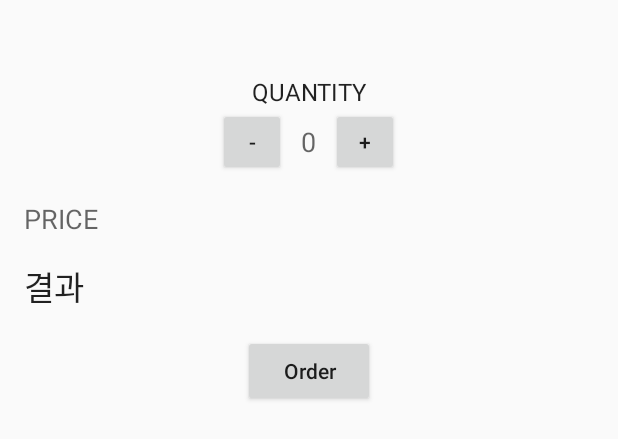
After one commit to Kylekimga/working, an Android app: the layout layout_coffee.xml on its own in the app's theme, with its tools: preview values and no code run, on a phone screen of 412 x 824 dp. The commit adds this screen. Shown: the top 439 px of the screen. Run offline under Robolectric (Android 15) with nearby library versions, the phone set to English and light mode, and no system bars.

Commit message:
초기화, 메세지 띄우기, 로그 띄우기

```diff
--- a/app/src/main/java/com/example/working/MainActivity.java
+++ b/app/src/main/java/com/example/working/MainActivity.java
@@ -3,12 +3,44 @@ package com.example.working;
 import androidx.appcompat.app.AppCompatActivity;
 
 import android.os.Bundle;
+import android.util.Log;
+import android.view.View;
+import android.widget.Button;
+import android.widget.TextView;
+import android.widget.Toast;
 
 public class MainActivity extends AppCompatActivity {
+
+    private static final String TAG = MainActivity.class.getSimpleName();
+    private Button mMinusButton;
+    private Button mPlusButton;
+    private TextView mQuantityTextView;
+    private int mQuantity;
 
     @Override
     protected void onCreate(Bundle savedInstanceState) {
         super.onCreate(savedInstanceState);
-        setContentView(R.layout.activity_main);
+        //초기화매서드
+        initial();
+        //레이아웃 표시
+        setContentView(R.layout.layout_coffee);
+        // 레이아웃에서 특정 id를 인스턴스 변수와 연결
+        mMinusButton = (Button) findViewById(R.id.minus_button);
+        mPlusButton = (Button) findViewById(R.id.plus_button);
+        mQuantityTextView = (TextView) findViewById(R.id.quantity_text);
+
+        mMinusButton.setOnClickListener(new View.OnClickListener() {
+            @Override
+            public void onClick(View view) {
+                //debug
+                Log.d(TAG, "사용자가 마이너스 버튼 클릭함");
+                Toast.makeText(MainActivity.this, "이미 수량이 0개 입니다", Toast.LENGTH_SHORT).show();
+
+            }
+        });
+    }
+
+    private void initial() {
+        mQuantity = 0;
     }
 }
--- /dev/null
+++ b/app/src/main/res/layout/layout_coffee.xml
@@ -0,0 +1,73 @@
+<?xml version="1.0" encoding="utf-8"?>
+<LinearLayout xmlns:android="http://schemas.android.com/apk/res/android"
+    android:layout_width="match_parent"
+    android:layout_height="match_parent"
+    android:orientation="vertical">
+
+    <TextView
+        android:layout_width="match_parent"
+        android:layout_height="wrap_content"
+        android:text="Quantity"
+        android:textAlignment="center"
+        android:textAllCaps="true"
+        android:layout_marginTop="50sp"
+        android:textAppearance="?android:textAppearanceListItem" />
+
+    <LinearLayout
+        android:layout_width="match_parent"
+        android:layout_height="wrap_content"
+        android:gravity="center"
+        android:layout_marginBottom="16sp">
+
+        <Button
+            android:id="@+id/minus_button"
+            android:layout_width="45sp"
+            android:layout_height="45sp"
+            android:gravity="center"
+            android:text="-" />
+
+        <TextView
+            android:id="@+id/quantity_text"
+            android:layout_width="wrap_content"
+            android:layout_height="wrap_content"
+            android:layout_marginLeft="10sp"
+            android:layout_marginRight="10sp"
+            android:text="0"
+            android:textAppearance="?android:textAppearanceMedium" />
+
+        <Button
+            android:id="@+id/plus_button"
+            android:layout_width="45sp"
+            android:layout_height="45sp"
+            android:text="+" />
+
+
+    </LinearLayout>
+
+    <TextView
+        android:layout_width="wrap_content"
+        android:layout_height="wrap_content"
+        android:layout_marginLeft="16sp"
+        android:layout_marginBottom="16sp"
+        android:text="Price"
+        android:textAllCaps="true"
+        android:textAppearance="?android:textAppearanceMedium" />
+
+    <TextView
+        android:id="@+id/result_text"
+        android:layout_width="wrap_content"
+        android:layout_height="wrap_content"
+        android:layout_marginLeft="16sp"
+        android:layout_marginBottom="16sp"
+        android:text="결과"
+        android:textAppearance="?android:textAppearanceLarge" />
+
+    <Button
+        android:id="@+id/order_button"
+        android:layout_width="wrap_content"
+        android:layout_height="wrap_content"
+        android:layout_gravity="center"
+        android:text="Order"
+        android:textAllCaps="false" />
+
+</LinearLayout>
```
